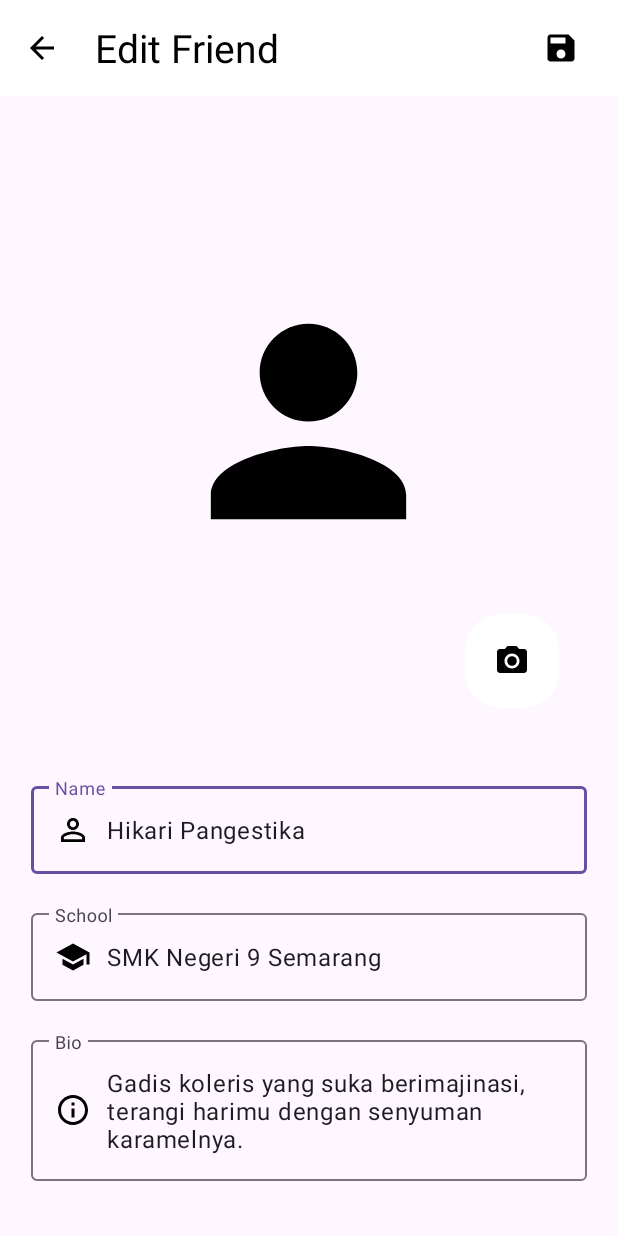
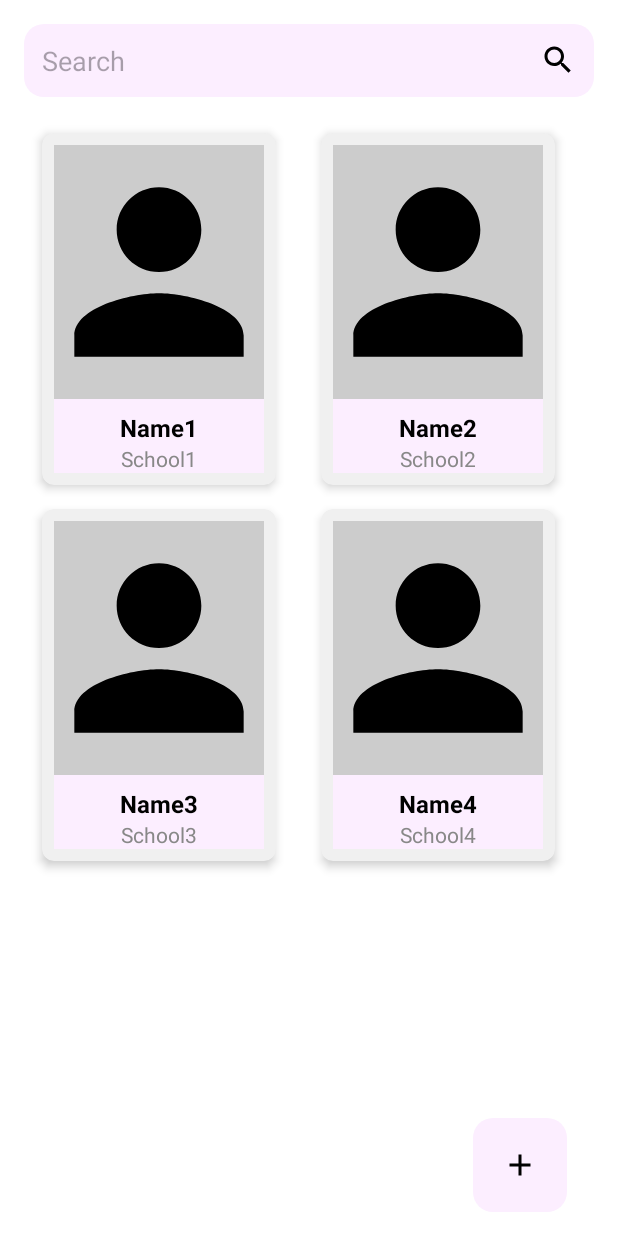
Before and after one commit to mufti-1448/Collaboration-Project, an Android app: the screen it shows after launch (EditFriendActivity before the commit, MenuHomeActivity after it), on a phone screen of 412 x 824 dp. Run offline under Robolectric (Android 15) with nearby library versions, the phone set to English and light mode, and no system bars; our stand-ins replace sdp/ssp sizes.

Commit message:
Add Menu Home And Item Friend

```diff
--- a/app/src/main/AndroidManifest.xml
+++ b/app/src/main/AndroidManifest.xml
@@ -13,7 +13,7 @@
         android:theme="@style/Theme.MyFriend"
         tools:targetApi="31">
         <activity
-            android:name=".EditFriendActivity"
+            android:name=".MenuHomeActivity"
             android:exported="true" >
             <intent-filter>
                 <action android:name="android.intent.action.MAIN" />
@@ -22,15 +22,16 @@
             </intent-filter>
         </activity>
         <activity
-            android:name=".AddFriendActivity"
-            android:exported="true" >
+            android:name=".EditFriendActivity"
+            android:exported="true">
 
         </activity>
         <activity
+            android:name=".AddFriendActivity"
+            android:exported="true" />
+        <activity
             android:name=".MainActivity"
-            android:exported="true">
-
-        </activity>
+            android:exported="true" />
     </application>
 
 </manifest>
--- /dev/null
+++ b/app/src/main/java/com/colab/myfriend/Friend.kt
@@ -0,0 +1,4 @@
+package com.colab.friendlist
+
+// Kelas data untuk merepresentasikan informasi teman
+data class Friend(val name: String, val school: String)
--- /dev/null
+++ b/app/src/main/java/com/colab/myfriend/FriendAdapter.kt
@@ -0,0 +1,36 @@
+package com.colab.friendlist
+
+import android.view.LayoutInflater
+import android.view.View
+import android.view.ViewGroup
+import android.widget.TextView
+import androidx.recyclerview.widget.RecyclerView
+import com.colab.myfriend.R
+
+// Adapter untuk menghubungkan data ke RecyclerView
+class FriendAdapter(private val friends: List<Friend>) :
+    RecyclerView.Adapter<FriendAdapter.FriendViewHolder>() {
+
+    // Membuat ViewHolder baru setiap kali RecyclerView membutuhkan item baru
+    override fun onCreateViewHolder(parent: ViewGroup, viewType: Int): FriendViewHolder {
+        val view = LayoutInflater.from(parent.context)
+            .inflate(R.layout.activity_item_friend, parent, false) // Menginflate layout item_friend
+        return FriendViewHolder(view)
+    }
+
+    // Menghubungkan data teman ke ViewHolder yang ditampilkan di layar
+    override fun onBindViewHolder(holder: FriendViewHolder, position: Int) {
+        val friend = friends[position]
+        holder.friendName.text = friend.name // Mengatur teks nama teman
+        holder.friendSchool.text = friend.school // Mengatur teks sekolah teman
+    }
+
+    // Mengembalikan jumlah total teman yang ada di daftar
+    override fun getItemCount() = friends.size
+
+    // ViewHolder yang mewakili setiap item teman di RecyclerView
+    class FriendViewHolder(itemView: View) : RecyclerView.ViewHolder(itemView) {
+        val friendName: TextView = itemView.findViewById(R.id.tv_friend_name) // Inisialisasi TextView untuk nama teman
+        val friendSchool: TextView = itemView.findViewById(R.id.tv_friend_school) // Inisialisasi TextView untuk sekolah teman
+    }
+}
--- /dev/null
+++ b/app/src/main/java/com/colab/myfriend/MenuHomeActivity.kt
@@ -0,0 +1,39 @@
+package com.colab.myfriend
+
+import android.os.Bundle
+import androidx.appcompat.app.AppCompatActivity
+import androidx.recyclerview.widget.GridLayoutManager
+import com.colab.friendlist.Friend
+import com.colab.friendlist.FriendAdapter
+import com.colab.myfriend.databinding.ActivityMenuHomeBinding
+
+class MenuHomeActivity : AppCompatActivity() {
+
+    private lateinit var binding: ActivityMenuHomeBinding
+    private lateinit var adapter: FriendAdapter
+
+    override fun onCreate(savedInstanceState: Bundle?) {
+        super.onCreate(savedInstanceState)
+        binding = ActivityMenuHomeBinding.inflate(layoutInflater)
+        setContentView(binding.root) // Mengatur tampilan menggunakan ViewBinding
+
+        // Inisialisasi RecyclerView dengan GridLayoutManager
+        adapter = FriendAdapter(getFriendsList())
+        binding.recyclerView.layoutManager = GridLayoutManager(this, 2)  // Mengatur grid dengan 2 kolom
+        binding.recyclerView.adapter = adapter
+
+        // Klik listener untuk tombol tambah teman
+        binding.btnAddFriend.setOnClickListener {
+            // Implementasi fungsionalitas untuk menambah teman baru
+        }
+    }
+
+    private fun getFriendsList(): List<Friend> {
+        return listOf(
+            Friend("Name1", "School1"),
+            Friend("Name2", "School2"),
+            Friend("Name3", "School3"),
+            Friend("Name4", "School4")
+        )
+    }
+}
--- /dev/null
+++ b/app/src/main/res/drawable/bg_search.xml
@@ -0,0 +1,7 @@
+<?xml version="1.0" encoding="utf-8"?>
+<!-- Bentuk (shape) untuk latar belakang kolom pencarian -->
+<shape xmlns:android="http://schemas.android.com/apk/res/android">
+    <solid android:color="@color/white_pink"/> <!-- Warna solid untuk latar belakang -->
+    <corners android:radius="@dimen/_10sdp"/> <!-- Sudut melengkung dengan radius 8dp -->
+    <padding android:left="12dp" android:right="12dp"/> <!-- Padding di sisi kiri dan kanan -->
+</shape>
--- /dev/null
+++ b/app/src/main/res/drawable/ic_add.xml
@@ -0,0 +1,5 @@
+<vector xmlns:android="http://schemas.android.com/apk/res/android" android:height="24dp" android:tint="#000000" android:viewportHeight="24" android:viewportWidth="24" android:width="24dp">
+
+    <path android:fillColor="@android:color/white" android:pathData="M19,13h-6v6h-2v-6H5v-2h6V5h2v6h6v2z"/>
+
+</vector>
--- /dev/null
+++ b/app/src/main/res/drawable/ic_button_add.xml
@@ -0,0 +1,5 @@
+<shape xmlns:android="http://schemas.android.com/apk/res/android">
+    <solid android:color="@color/white_pink"/>
+    <corners android:radius="@dimen/_10sdp"/>
+    <elevation android:drawable="@drawable/ic_camera" />
+</shape>
--- /dev/null
+++ b/app/src/main/res/drawable/ic_search.xml
@@ -0,0 +1,5 @@
+<vector xmlns:android="http://schemas.android.com/apk/res/android" android:height="24dp" android:tint="#000000" android:viewportHeight="24" android:viewportWidth="24" android:width="24dp">
+
+    <path android:fillColor="@android:color/white" android:pathData="M15.5,14h-0.79l-0.28,-0.27C15.41,12.59 16,11.11 16,9.5 16,5.91 13.09,3 9.5,3S3,5.91 3,9.5 5.91,16 9.5,16c1.61,0 3.09,-0.59 4.23,-1.57l0.27,0.28v0.79l5,4.99L20.49,19l-4.99,-5zM9.5,14C7.01,14 5,11.99 5,9.5S7.01,5 9.5,5 14,7.01 14,9.5 11.99,14 9.5,14z"/>
+
+</vector>
--- /dev/null
+++ b/app/src/main/res/drawable/person.xml
@@ -0,0 +1,5 @@
+<vector xmlns:android="http://schemas.android.com/apk/res/android" android:height="24dp" android:tint="#000000" android:viewportHeight="24" android:viewportWidth="24" android:width="24dp">
+
+    <path android:fillColor="@android:color/white" android:pathData="M12,12c2.21,0 4,-1.79 4,-4s-1.79,-4 -4,-4 -4,1.79 -4,4 1.79,4 4,4zM12,14c-2.67,0 -8,1.34 -8,4v2h16v-2c0,-2.66 -5.33,-4 -8,-4z"/>
+
+</vector>
--- /dev/null
+++ b/app/src/main/res/layout/activity_item_friend.xml
@@ -0,0 +1,58 @@
+<?xml version="1.0" encoding="utf-8"?>
+<androidx.cardview.widget.CardView
+    xmlns:android="http://schemas.android.com/apk/res/android"
+    xmlns:card_view="http://schemas.android.com/apk/res-auto"
+    android:layout_width="@dimen/_120sdp"
+    android:layout_height="wrap_content"
+    android:layout_margin="8dp"
+    card_view:cardCornerRadius="8dp"
+    card_view:cardElevation="4dp"
+    card_view:cardBackgroundColor="#f0f0f0"
+    android:layout_weight="1">
+
+    <LinearLayout
+        android:layout_width="match_parent"
+        android:layout_height="wrap_content"
+        android:orientation="vertical"
+        android:padding="8dp">
+
+        <!-- Gambar profil atau ikon teman -->
+        <ImageView
+            android:id="@+id/img_friend"
+            android:layout_width="match_parent"
+            android:layout_height="@dimen/_130sdp"
+            android:src="@drawable/ic_profile_placeholder"
+            android:scaleType="centerCrop"
+            android:background="#cccccc"
+            android:contentDescription="Profile Image"/>
+
+        <!-- Layout untuk menampilkan nama dan sekolah teman -->
+        <LinearLayout
+            android:layout_width="match_parent"
+            android:layout_height="wrap_content"
+            android:orientation="vertical"
+            android:paddingTop="8dp"
+            android:background="@color/white_pink"
+            android:gravity="center_horizontal">
+
+            <!-- TextView untuk menampilkan nama teman -->
+            <TextView
+                android:id="@+id/tv_friend_name"
+                android:layout_width="wrap_content"
+                android:layout_height="wrap_content"
+                android:text="Name"
+                android:textColor="#000000"
+                android:textSize="16sp"
+                android:textStyle="bold"/>
+
+            <!-- TextView untuk menampilkan sekolah teman -->
+            <TextView
+                android:id="@+id/tv_friend_school"
+                android:layout_width="wrap_content"
+                android:layout_height="wrap_content"
+                android:text="School"
+                android:textColor="#888888"
+                android:textSize="14sp"/>
+        </LinearLayout>
+    </LinearLayout>
+</androidx.cardview.widget.CardView>
--- /dev/null
+++ b/app/src/main/res/layout/activity_menu_home.xml
@@ -0,0 +1,44 @@
+<?xml version="1.0" encoding="utf-8"?>
+<!-- Layout LinearLayout digunakan untuk mengatur tata letak komponen secara vertikal -->
+<LinearLayout
+    xmlns:android="http://schemas.android.com/apk/res/android"
+    android:layout_width="match_parent"
+    android:layout_height="match_parent"
+    android:orientation="vertical"
+    android:background="@color/white"
+    android:padding="16dp">
+
+    <!-- EditText untuk kolom pencarian -->
+    <EditText
+        android:id="@+id/search_bar"
+        android:layout_width="match_parent"
+        android:layout_height="wrap_content"
+        android:hint="Search"
+        android:drawableEnd="@drawable/ic_search"
+        android:padding="12dp"
+        android:background="@drawable/bg_search"
+        android:textColor="@color/black"/>
+
+    <!-- RecyclerView untuk daftar teman -->
+    <androidx.recyclerview.widget.RecyclerView
+        android:id="@+id/recycler_view"
+        android:layout_width="match_parent"
+        android:layout_height="0dp"
+        android:layout_weight="1"
+        android:layout_marginTop="12dp"
+        android:padding="4dp"
+        android:clipToPadding="false"
+        android:scrollbars="vertical"
+        android:background="@color/white"/>
+
+    <!-- Tombol untuk menambah teman baru -->
+    <ImageButton
+        android:id="@+id/btnAddFriend"
+        android:layout_width="@dimen/_48sdp"
+        android:layout_height="@dimen/_48sdp"
+        android:layout_marginStart="@dimen/_230sdp"
+        android:background="@drawable/ic_button_add"
+        android:contentDescription="@string/des_btn_camera"
+        android:src="@drawable/ic_add" />
+
+</LinearLayout>
--- a/app/src/main/res/values/colors.xml
+++ b/app/src/main/res/values/colors.xml
@@ -2,4 +2,6 @@
 <resources>
     <color name="black">#FF000000</color>
     <color name="white">#FFFFFFFF</color>
+    <color name="gray">#A3A2A2</color>
+    <color name="white_pink">#FCEEFF</color>
 </resources>
--- a/app/src/main/res/values/strings.xml
+++ b/app/src/main/res/values/strings.xml
@@ -12,4 +12,8 @@
     <string name="des_btn_back">Tombol Kembali</string>
     <string name="des_photo">Foto Teman</string>
     <string name="edit_friend">Edit Friend</string>
+
+    <string name="name_1">Syarif Fakih Hudin</string>
+    <string name="sekolah_1">SMK Nurul Umah</string>
+    <string name="foto_1">foto</string>
 </resources>
--- a/app/src/main/res/values/themes.xml
+++ b/app/src/main/res/values/themes.xml
@@ -6,4 +6,30 @@
     </style>
 
     <style name="Theme.MyFriend" parent="Base.Theme.MyFriend" />
+    <style name="card_view">
+        <item name="android:layout_width">match_parent</item>
+        <item name="android:layout_height">wrap_content</item>
+        <item name="android:layout_margin">@dimen/_16sdp</item>
+
+    </style>
+    <style name="image">
+        <item name="android:layout_width">@dimen/_80sdp</item>
+        <item name="android:layout_height">@dimen/_80sdp</item>
+        <item name="android:layout_margin">@dimen/_16sdp</item>
+        <item name="android:layout_marginStart">@dimen/_16sdp</item>
+
+    </style>
+
+    <style name="linera_layout">
+        <item name="android:layout_width">wrap_content</item>
+        <item name="android:layout_height">wrap_content</item>
+        <item name="android:paddingStart">@dimen/_20sdp</item>
+        <item name="android:orientation">vertical</item>
+        <item name="android:layout_marginStart">@dimen/_16sdp</item>
+    </style>
+    <style name="text_view">
+        <item name="android:layout_width">wrap_content</item>
+        <item name="android:layout_height">wrap_content</item>
+        <item name="android:textSize">@dimen/_16ssp</item>
+    </style>
 </resources>
```
